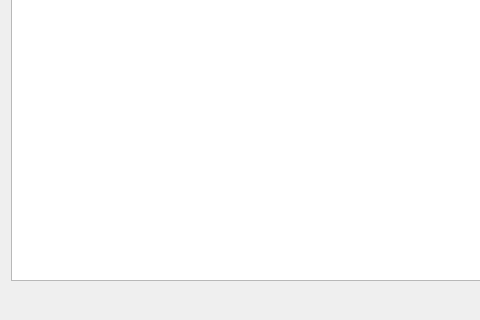
This is UI/ui_settings_graph_data.ui in jacekschneider/Physicochemical-Calculator as Qt 5 draws it before an edit; both pictures show x 0 to 480 and y 175 to 495 of the 807 by 495 pixel window. The edited form follows.
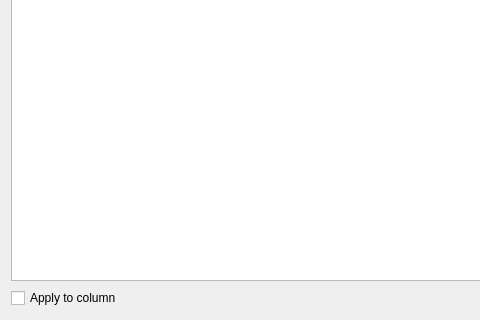
This is the edited form. Icons and pictures are not drawn.

Commit message: apply to column done

Diff of the .ui file:
```diff
--- a/UI/ui_settings_graph_data.ui
+++ b/UI/ui_settings_graph_data.ui
@@ -153,6 +153,13 @@
    </item>
    <item>
     <layout class="QHBoxLayout" name="horizontalLayout">
+     <item>
+      <widget class="QCheckBox" name="chb_applycolumn">
+       <property name="text">
+        <string>Apply to column</string>
+       </property>
+      </widget>
+     </item>
      <item>
       <spacer name="horizontalSpacer">
        <property name="orientation">
```
The commit also changes 1 other file.
